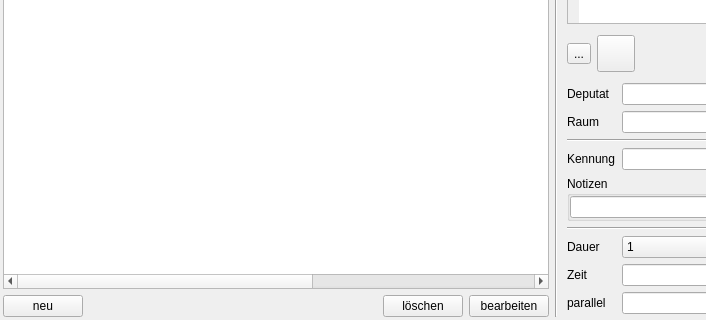
Above: wz-data/ui/course_editor.ui from gradgrind/WZ3 before the change; both pictures show x 0 to 706 and y 281 to 601 of the 849 by 601 pixel window. Below: the same form after it.
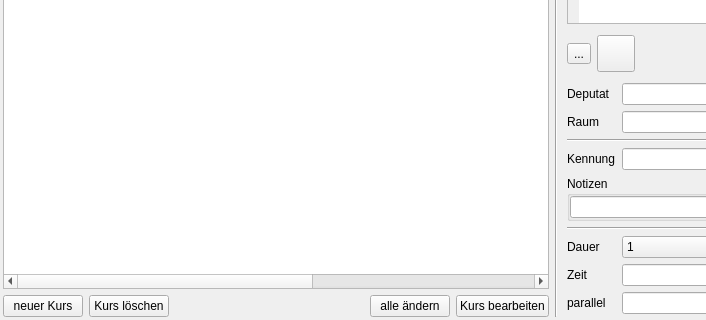
That is the form after the change. Icons and pictures are not drawn.

Commit message: Added button to course editor for multiple course changes, ... also corresponding dialog

```diff
--- a/wz-data/ui/course_editor.ui
+++ b/wz-data/ui/course_editor.ui
@@ -239,7 +239,14 @@
        <item>
         <widget class="QPushButton" name="pb_new_course">
          <property name="text">
-          <string>neu</string>
+          <string>neuer Kurs</string>
+         </property>
+        </widget>
+       </item>
+       <item>
+        <widget class="QPushButton" name="pb_delete_course">
+         <property name="text">
+          <string>Kurs löschen</string>
          </property>
         </widget>
        </item>
@@ -257,16 +264,16 @@
         </spacer>
        </item>
        <item>
-        <widget class="QPushButton" name="pb_delete_course">
+        <widget class="QPushButton" name="pb_change_all">
          <property name="text">
-          <string>löschen</string>
+          <string>alle ändern</string>
          </property>
         </widget>
        </item>
        <item>
         <widget class="QPushButton" name="pb_edit_course">
          <property name="text">
-          <string>bearbeiten</string>
+          <string>Kurs bearbeiten</string>
          </property>
         </widget>
        </item>
```
Left out of the diff: 1 changed line with no effect on the pictures. The commit also changes 3 other files.
